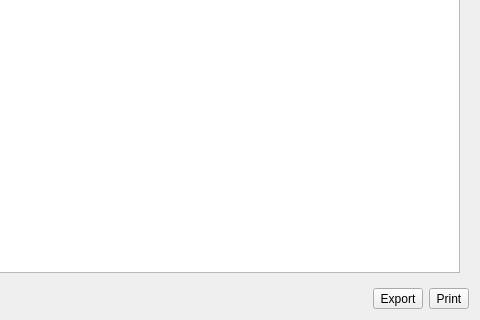
The window that forms/statistics.ui (LukyLuke/PiTres) describes before a commit, drawn with Qt 5; both pictures show x 292 to 772 and y 213 to 533 of the 772 by 533 pixel window.
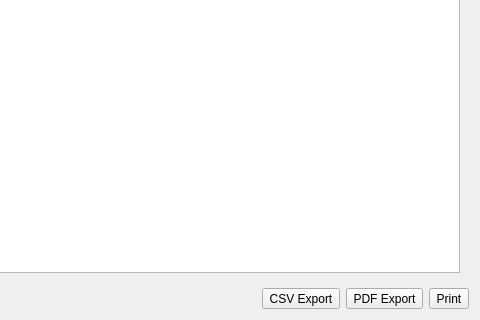
The same window after the commit. Icons and pictures are not drawn.

Commit message: extended statistics

Patch:
```diff
--- a/forms/statistics.ui
+++ b/forms/statistics.ui
@@ -119,10 +119,30 @@
        </property>
       </spacer>
      </item>
+     <item>
+      <widget class="QToolButton" name="btnCsv">
+       <property name="text">
+        <string>CSV Export</string>
+       </property>
+       <property name="icon">
+        <iconset resource="../PiTres.qrc">
+         <normaloff>:/icons/resources/icons/mime-csv.png</normaloff>:/icons/resources/icons/mime-csv.png</iconset>
+       </property>
+       <property name="iconSize">
+        <size>
+         <width>32</width>
+         <height>32</height>
+        </size>
+       </property>
+       <property name="toolButtonStyle">
+        <enum>Qt::ToolButtonTextUnderIcon</enum>
+       </property>
+      </widget>
+     </item>
      <item>
       <widget class="QToolButton" name="btnExport">
        <property name="text">
-        <string>Export</string>
+        <string>PDF Export</string>
        </property>
        <property name="icon">
         <iconset resource="../PiTres.qrc">
```
The commit also changes 4 other files.
